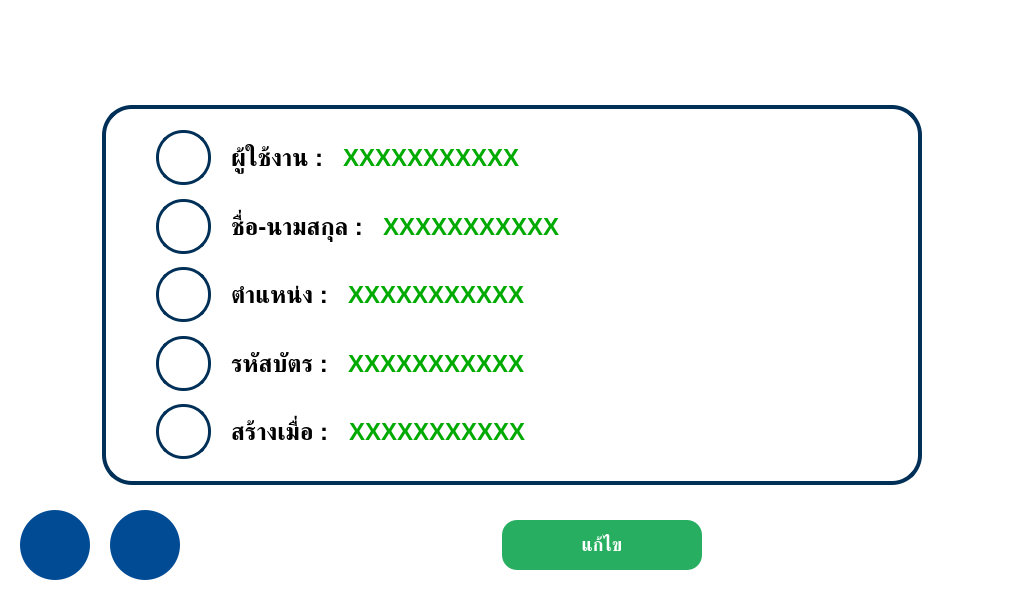
Above: ui/screens/user.ui from admin-adasoft/A9 before the change. Below: the same form after it.
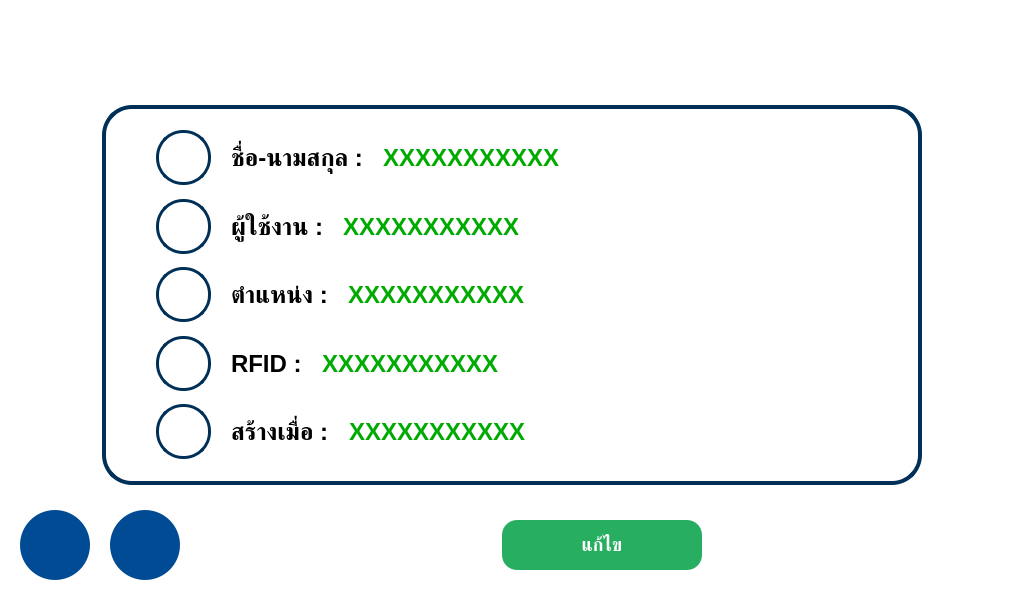
That is the form after the change. Icons and pictures are not drawn. Custom widgets are drawn as their Qt base class.

```diff
--- a/ui/screens/user.ui
+++ b/ui/screens/user.ui
@@ -137,83 +137,6 @@
          <property name="bottomMargin">
           <number>20</number>
          </property>
-         <item>
-          <layout class="QHBoxLayout" name="layout_user_row">
-           <property name="spacing">
-            <number>20</number>
-           </property>
-           <item>
-            <widget class="QLabel" name="olbl_user_icon">
-             <property name="minimumSize">
-              <size>
-               <width>55</width>
-               <height>55</height>
-              </size>
-             </property>
-             <property name="maximumSize">
-              <size>
-               <width>55</width>
-               <height>55</height>
-              </size>
-             </property>
-             <property name="styleSheet">
-              <string notr="true">
-                QLabel {
-                    border: 3px solid #003057;
-                    border-radius: 27px;
-                    padding: 4px;
-                }
-              </string>
-             </property>
-             <property name="text">
-              <string/>
-             </property>
-             <property name="pixmap">
-              <pixmap resource="../../assets/resources.qrc">:/images/user.png</pixmap>
-             </property>
-             <property name="scaledContents">
-              <bool>true</bool>
-             </property>
-             <property name="alignment">
-              <set>Qt::AlignCenter</set>
-             </property>
-            </widget>
-           </item>
-           <item>
-            <widget class="QLabel" name="olbl_user_label">
-             <property name="styleSheet">
-              <string notr="true">color: #000000; font-family: 'Poppins', 'Noto Sans Thai'; font-size: 24px; font-weight: 900;</string>
-             </property>
-             <property name="text">
-              <string>ผู้ใช้งาน :</string>
-             </property>
-            </widget>
-           </item>
-           <item>
-            <widget class="QLabel" name="olbl_username_value">
-             <property name="styleSheet">
-              <string notr="true">color: #00aa00; font-family: 'Poppins', 'Noto Sans Thai'; font-size: 24px; font-weight: bold;</string>
-             </property>
-             <property name="text">
-              <string>XXXXXXXXXXX</string>
-             </property>
-            </widget>
-           </item>
-           <item>
-            <spacer name="horizontalSpacer_user">
-             <property name="orientation">
-              <enum>Qt::Horizontal</enum>
-             </property>
-             <property name="sizeHint" stdset="0">
-              <size>
-               <width>40</width>
-               <height>20</height>
-              </size>
-             </property>
-            </spacer>
-           </item>
-          </layout>
-         </item>
          <item>
           <layout class="QHBoxLayout" name="layout_fullname_row">
            <property name="spacing">
@@ -291,6 +214,83 @@
            </item>
           </layout>
          </item>
+         <item>
+          <layout class="QHBoxLayout" name="layout_user_row">
+           <property name="spacing">
+            <number>20</number>
+           </property>
+           <item>
+            <widget class="QLabel" name="olbl_user_icon">
+             <property name="minimumSize">
+              <size>
+               <width>55</width>
+               <height>55</height>
+              </size>
+             </property>
+             <property name="maximumSize">
+              <size>
+               <width>55</width>
+               <height>55</height>
+              </size>
+             </property>
+             <property name="styleSheet">
+              <string notr="true">
+                QLabel {
+                    border: 3px solid #003057;
+                    border-radius: 27px;
+                    padding: 4px;
+                }
+              </string>
+             </property>
+             <property name="text">
+              <string/>
+             </property>
+             <property name="pixmap">
+              <pixmap resource="../../assets/resources.qrc">:/images/user.png</pixmap>
+             </property>
+             <property name="scaledContents">
+              <bool>true</bool>
+             </property>
+             <property name="alignment">
+              <set>Qt::AlignCenter</set>
+             </property>
+            </widget>
+           </item>
+           <item>
+            <widget class="QLabel" name="olbl_user_label">
+             <property name="styleSheet">
+              <string notr="true">color: #000000; font-family: 'Poppins', 'Noto Sans Thai'; font-size: 24px; font-weight: 900;</string>
+             </property>
+             <property name="text">
+              <string>ผู้ใช้งาน :</string>
+             </property>
+            </widget>
+           </item>
+           <item>
+            <widget class="QLabel" name="olbl_username_value">
+             <property name="styleSheet">
+              <string notr="true">color: #00aa00; font-family: 'Poppins', 'Noto Sans Thai'; font-size: 24px; font-weight: bold;</string>
+             </property>
+             <property name="text">
+              <string>XXXXXXXXXXX</string>
+             </property>
+            </widget>
+           </item>
+           <item>
+            <spacer name="horizontalSpacer_user">
+             <property name="orientation">
+              <enum>Qt::Horizontal</enum>
+             </property>
+             <property name="sizeHint" stdset="0">
+              <size>
+               <width>40</width>
+               <height>20</height>
+              </size>
+             </property>
+            </spacer>
+           </item>
+          </layout>
+         </item>
          <item>
           <layout class="QHBoxLayout" name="layout_position_row">
            <property name="spacing">
@@ -416,7 +416,7 @@
               <string notr="true">color: #000000; font-family: 'Poppins', 'Noto Sans Thai'; font-size: 24px; font-weight: 900;</string>
              </property>
              <property name="text">
-              <string>รหัสบัตร :</string>
+              <string>RFID :</string>
              </property>
             </widget>
            </item>
```
Left out of the diff: 13 changed lines with no effect on the pictures.
